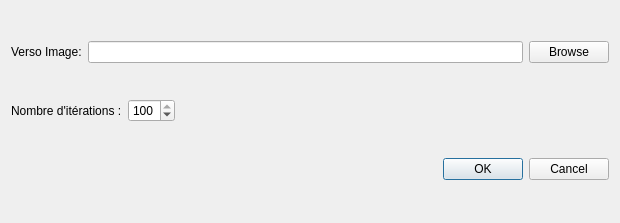
DocCreator/DocCreator, file software/DocCreator/src/Degradations/BleedThroughParametersDialog.ui: the form before one commit.
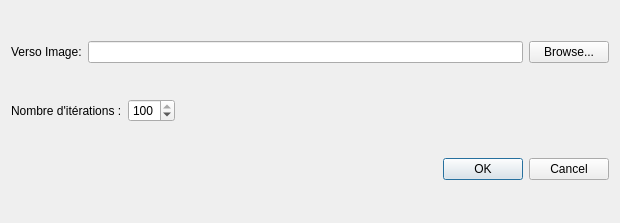
The form after the commit.

Commit message: add ... to button text

```diff
--- a/software/DocCreator/src/Degradations/BleedThroughParametersDialog.ui
+++ b/software/DocCreator/src/Degradations/BleedThroughParametersDialog.ui
@@ -29,7 +29,7 @@
      <item>
       <widget class="QPushButton" name="versoImagePathButton">
        <property name="text">
-        <string>Browse</string>
+        <string>Browse...</string>
        </property>
       </widget>
      </item>
```
